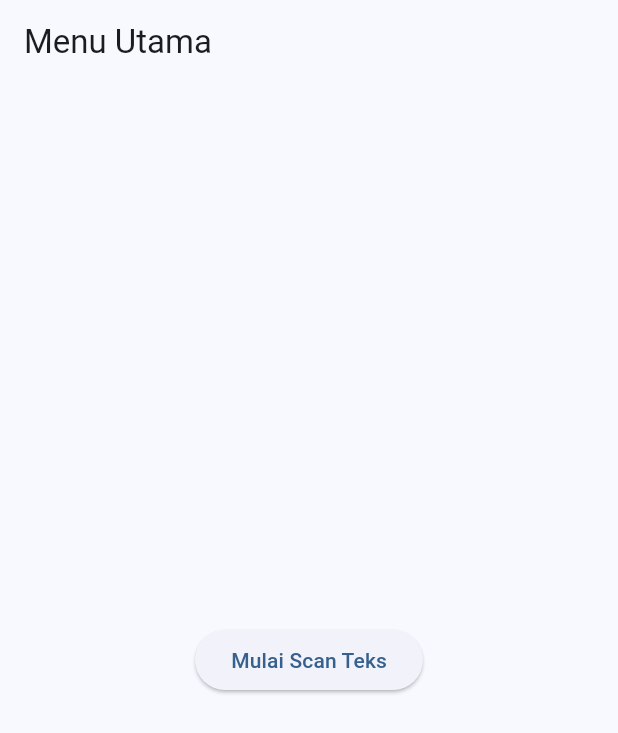
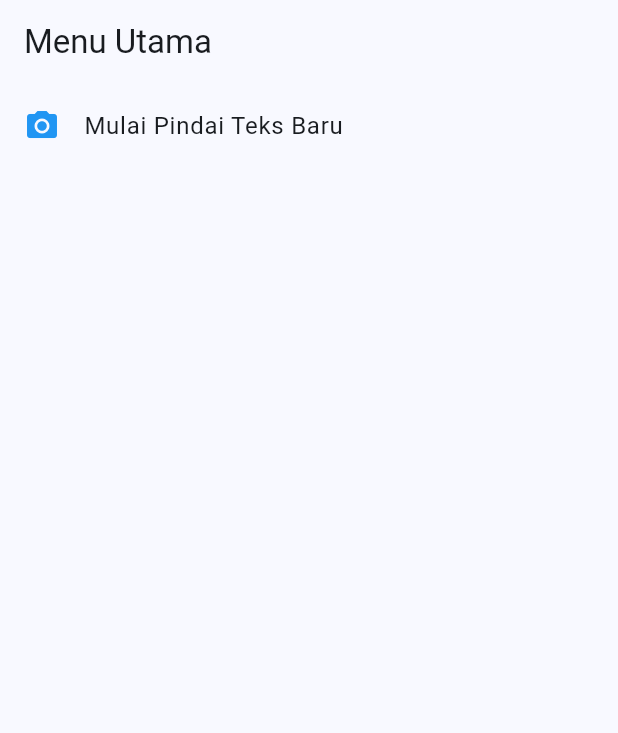
Before and after one commit to MuhammadToyfur/ocr_sederhana, a Flutter app: the screen it shows after launch, on a phone screen of 412 x 824 dp. Shown: the top 733 px of the screen. Run offline on Flutter 3.47's test engine with Material 3 defaults, Android fonts, the phone set to English and light mode, and no system bars; our stand-ins replace camera; missing offline and left inert: google_mlkit_text_recognition.

Commit message:
UTS: Selesai Soal 1 - ListTile dan Navigasi Balik

```diff
--- a/lib/screens/home_screen.dart
+++ b/lib/screens/home_screen.dart
@@ -8,16 +8,19 @@ class HomeScreen extends StatelessWidget {
   Widget build(BuildContext context) {
     return Scaffold(
       appBar: AppBar(title: const Text('Menu Utama')),
-      body: Center(
-        child: ElevatedButton(
-          onPressed: () {
+      body: ListView(
+        children: [
+          ListTile(
+            leading: const Icon(Icons.camera_alt, color: Colors.blue),
+            title: const Text('Mulai Pindai Teks Baru'),
+            onTap: () {
               Navigator.push(
                 context,
                 MaterialPageRoute(builder: (_) => const ScanScreen()),
               );
             },
-          child: const Text('Mulai Scan Teks'),
           ),
+        ],
       ),
     );
   }
```
Also changed, not shown: lib/screens/result_screen.dart (+12 -1 lines). Lines whose indentation alone changed are shown as unchanged.
